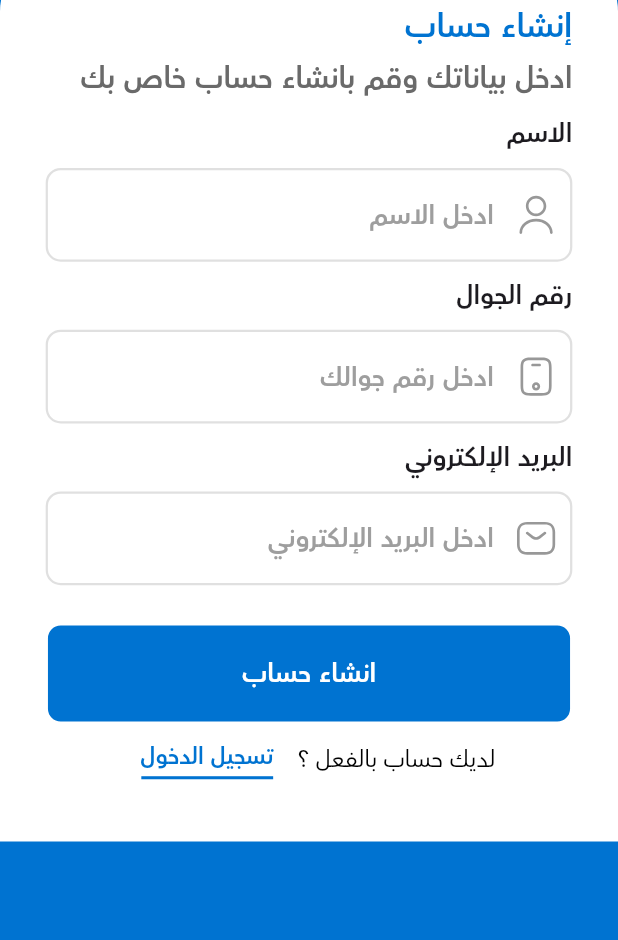
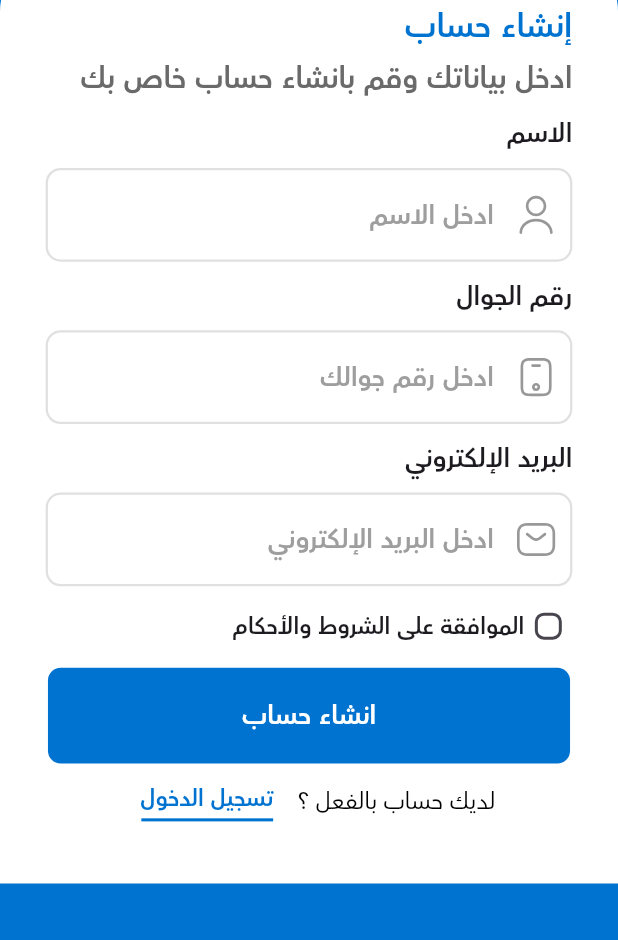
Before and after one commit to bahaaelmetwali/seed_app, a Flutter app: the RegisterScreen screen opened by its route, on a phone screen of 412 x 824 dp, the part 296-1236 px from its top. Run offline on Flutter 3.47's test engine with Material 3 defaults, Android fonts, the phone set to English and light mode, and no system bars; our stand-ins replace bloc, cached_network_image, dartz, dio, equatable, flutter_bloc and 9 more; accounts and stored records are empty.

Commit message:
Adds terms agreement and improves input validation
Introduces a terms and conditions agreement checkbox to registration, enhancing compliance and user awareness.
Integrates phone number validation for login input and adjusts UI spacing for better alignment.
Cleans up and refactors asset constants for consistency.

```diff
--- a/lib/constants/assets.dart
+++ b/lib/constants/assets.dart
@@ -26,8 +26,7 @@ class Assets {
 
   static const String iconsMyAdvertiments = "assets/icons/my_advertiments.svg";
 
-  static const String iconsPercentageCircle =
-      "assets/icons/percentage-circle.svg";
+  static const String iconsPercentageCircle = "assets/icons/percentage-circle.svg";
 
   static const String iconsSms = "assets/icons/sms.svg";
 
@@ -35,10 +34,11 @@ class Assets {
 
   static const String iconsUser = "assets/icons/user.svg";
 
+  static const String iconsVector = "assets/icons/Vector.svg";
+
   static const String logosAppBarLogo = "assets/logos/app_bar_logo.svg";
 
-  static const String logosBackgroundImage =
-      "assets/logos/background_image.svg";
+  static const String logosBackgroundImage = "assets/logos/background_image.svg";
 
   static const String logosHomeBackground = "assets/logos/home_background.svg";
 
--- a/lib/core/widgets/custom_text_form_field.dart
+++ b/lib/core/widgets/custom_text_form_field.dart
@@ -49,6 +49,7 @@ class CustomTextFormField extends StatelessWidget {
         SizedBox(height: 10.h),
         SizedBox(
           width: 345.w,
+          height: 62.h,
           child: TextFormField(
             onChanged: onChanged,
             obscureText: obscureText,
--- a/lib/features/auth/presentation/widgets/loginc_screen_body.dart
+++ b/lib/features/auth/presentation/widgets/loginc_screen_body.dart
@@ -5,6 +5,7 @@ import 'package:go_router/go_router.dart';
 import 'package:seed_app/core/router/app_router_names.dart';
 import 'package:seed_app/core/utils/constants.dart';
 import 'package:seed_app/core/utils/styles.dart';
+import 'package:seed_app/core/utils/validation.dart';
 import 'package:seed_app/core/widgets/custom_buttons.dart';
 import 'package:seed_app/core/widgets/custom_navigation_button.dart';
 import 'package:seed_app/core/widgets/custom_text_form_field.dart';
@@ -40,7 +41,6 @@ class _LogincScreenBodyState extends State<LogincScreenBody> {
                   children: [
                     BackGroundWidget(),
                     Container(
-                      height: 620.h,
                       width: double.infinity,
                       decoration: BoxDecoration(
                         color: Colors.white,
@@ -73,6 +73,7 @@ class _LogincScreenBodyState extends State<LogincScreenBody> {
                             CustomTextFormField(
                               name: 'رقم الجوال',
                               hintText: 'ادخل رقم الجوال',
+                              validator: Validator.phoneValidator,
                               controller: mobileEditingController,
                             ),
                             SizedBox(height: 40.h),
@@ -87,7 +88,7 @@ class _LogincScreenBodyState extends State<LogincScreenBody> {
                                 context.go(AppRouterNames.registerScreen);
                               },
                             ),
-                            Spacer(),
+                            SizedBox(height: 95.h),
                             CustomButton(
                               onPressed: () {},
                               text: 'الدخول كزائر',
--- a/lib/features/auth/presentation/widgets/register_screen_body.dart
+++ b/lib/features/auth/presentation/widgets/register_screen_body.dart
@@ -9,6 +9,7 @@ import 'package:seed_app/core/widgets/custom_buttons.dart';
 import 'package:seed_app/core/widgets/custom_navigation_button.dart';
 import 'package:seed_app/core/widgets/custom_text_form_field.dart';
 import 'package:seed_app/features/auth/presentation/widgets/back_ground_widget.dart';
+import 'package:seed_app/features/auth/presentation/widgets/show_modal_button_sheet.dart';
 
 class RegisterScreenBody extends StatefulWidget {
   const RegisterScreenBody({super.key});
@@ -18,6 +19,8 @@ class RegisterScreenBody extends StatefulWidget {
 }
 
 class _RegisterScreenBodyState extends State<RegisterScreenBody> {
+  bool isAgreed = false;
+
   final nameEditingController = TextEditingController();
   final emailEditingController = TextEditingController();
   final mobileEditingController = TextEditingController();
@@ -87,8 +90,45 @@ class _RegisterScreenBodyState extends State<RegisterScreenBody> {
                       ),
 
                       SizedBox(height: 10.h),
-
-                      SizedBox(height: 15.h),
+                      Row(
+                        children: [
+                          Checkbox(
+                            value: isAgreed,
+                            materialTapTargetSize:
+                                MaterialTapTargetSize.shrinkWrap,
+                            visualDensity: VisualDensity.compact,
+                            shape: RoundedRectangleBorder(
+                              borderRadius: BorderRadius.circular(6.r),
+                            ),
+                            activeColor: Constants.kPrimaryColor,
+                            onChanged: (_) {
+                              setState(() {
+                                isAgreed = !isAgreed;
+                              });
+                            },
+                          ),
+                          GestureDetector(
+                            onTap: () {
+                              showModalBottomSheet(
+                                context: context,
+                                isScrollControlled: true,
+                                backgroundColor: Colors.white,
+                                shape: const RoundedRectangleBorder(
+                                  borderRadius: BorderRadius.vertical(
+                                    top: Radius.circular(16),
+                                  ),
+                                ),
+                                builder: (_) => const ShowModalButtonSheet(),
+                              );
+                            },
+                            child: Text(
+                              'الموافقة على الشروط والأحكام',
+                              style: TextStyles.textStyle14,
+                            ),
+                          ),
+                        ],
+                      ),
+                      SizedBox(height: 10.h),
                       CustomButton(onPressed: () {}, text: 'انشاء حساب'),
                       CustomNavigationButton(
                         solidText: 'لديك حساب بالفعل ؟ ',
```
Also changed, not shown: lib/features/auth/presentation/widgets/show_modal_button_sheet.dart (added, +47 -0 lines), assets/icons/Vector.svg (added).
